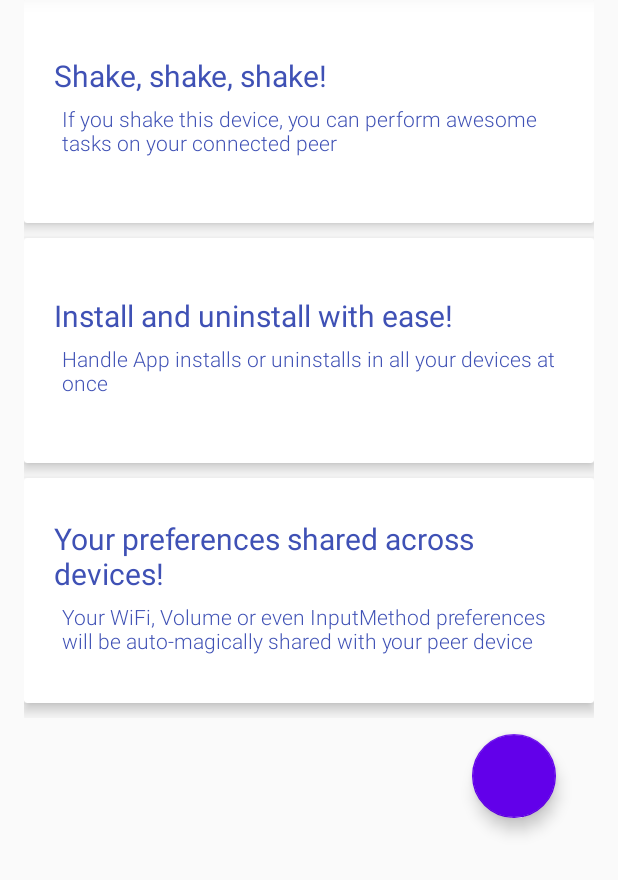
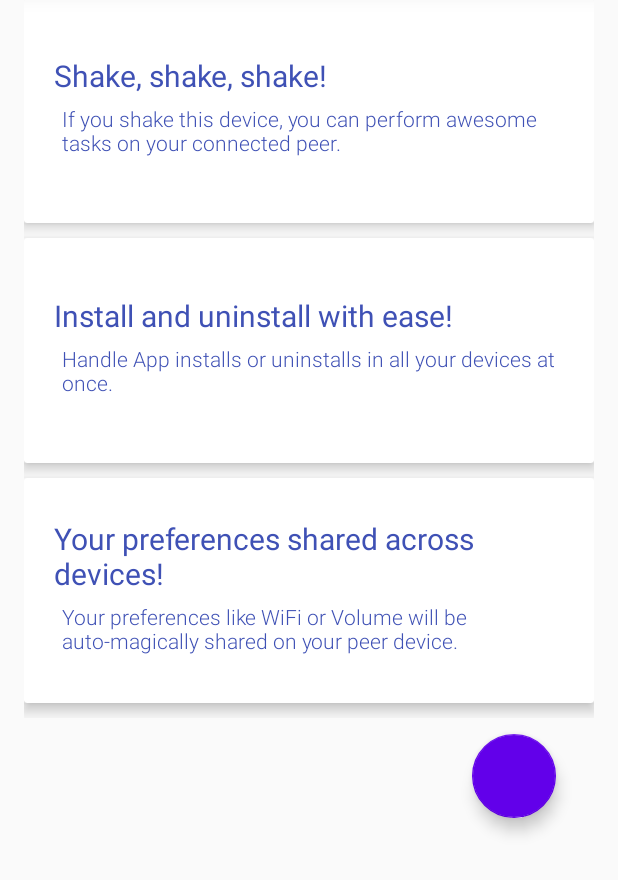
Before and after one commit to SferaDev/HubToDate, an Android app: the layout activity_main.xml on its own in the app's theme, with its tools: preview values and no code run, on a phone screen of 412 x 824 dp, the part 356-1236 px from its top. Run offline under Robolectric (Android 15) with nearby library versions, the phone set to English and light mode, and no system bars; plain views replace FloatingActionButton.

Commit message:
Be nice for God's sake!

```diff
--- a/app/src/main/AndroidManifest.xml
+++ b/app/src/main/AndroidManifest.xml
@@ -12,6 +12,8 @@
     <uses-permission android:name="android.permission.RECEIVE_BOOT_COMPLETED" />
     <uses-permission android:name="android.permission.SYSTEM_ALERT_WINDOW" />
     <uses-permission android:name="android.permission.CHANGE_WIFI_STATE" />
+    <uses-permission android:name="android.permission.READ_PROFILE"/>
+    <uses-permission android:name="android.permission.READ_CONTACTS"/>
     <uses-permission android:name="android.permission.MODIFY_AUDIO_SETTINGS" />
     <uses-permission android:name="android.permission.WRITE_SETTINGS" />
 
--- a/app/src/main/java/com/sferadev/qpair/activity/MainActivity.java
+++ b/app/src/main/java/com/sferadev/qpair/activity/MainActivity.java
@@ -4,6 +4,7 @@ import android.content.DialogInterface;
 import android.content.Intent;
 import android.os.Bundle;
 import android.view.View;
+import android.widget.TextView;
 
 import com.getbase.floatingactionbutton.FloatingActionButton;
 import com.sferadev.qpair.R;
@@ -11,6 +12,7 @@ import com.sferadev.qpair.service.ShakeService;
 
 import static com.sferadev.qpair.utils.Utils.createDialog;
 import static com.sferadev.qpair.utils.Utils.createToast;
+import static com.sferadev.qpair.utils.Utils.getOwnerName;
 import static com.sferadev.qpair.utils.Utils.isServiceRunning;
 import static com.sferadev.qpair.utils.Utils.openURL;
 
@@ -19,6 +21,9 @@ public class MainActivity extends BaseActivity {
     @Override
     protected void onCreate(Bundle savedInstanceState) {
         super.onCreate(savedInstanceState);
+
+        TextView welcomeText = (TextView) findViewById(R.id.info_text_1);
+        welcomeText.setText("Welcome " + getOwnerName() + "!");
 
         FloatingActionButton floatingActionButton = (FloatingActionButton) findViewById(R.id.fab);
         floatingActionButton.setOnClickListener(new View.OnClickListener() {
--- a/app/src/main/res/layout/activity_main.xml
+++ b/app/src/main/res/layout/activity_main.xml
@@ -181,6 +181,6 @@
         android:layout_margin="25dp"
         fab:fab_colorNormal="@color/colorAccent"
         fab:fab_colorPressed="@color/colorPrimary"
-        fab:fab_icon="@drawable/ic_action_communication_forum" />
+        fab:fab_icon="@drawable/ic_action_community" />
 
 </RelativeLayout>
--- a/app/src/main/res/values/strings.xml
+++ b/app/src/main/res/values/strings.xml
@@ -7,11 +7,11 @@
     <!-- Main Content -->
     <string name="main_hello">Welcome to HubToDate!</string>
     <string name="main_shake">Shake, shake, shake!</string>
-    <string name="main_shake_description">If you shake this device, you can perform awesome tasks on your connected peer</string>
+    <string name="main_shake_description">If you shake this device, you can perform awesome tasks on your connected peer.</string>
     <string name="main_app_sync">Install and uninstall with ease!</string>
-    <string name="main_app_sync_description">Handle App installs or uninstalls in all your devices at once</string>
+    <string name="main_app_sync_description">Handle App installs or uninstalls in all your devices at once.</string>
     <string name="main_setting_sync">Your preferences shared across devices!</string>
-    <string name="main_setting_sync_description">Your WiFi, Volume or even InputMethod preferences will be auto-magically shared with your peer device</string>
+    <string name="main_setting_sync_description">Your preferences like WiFi or Volume will be auto-magically shared on your peer device.</string>
 
     <!-- Toasts -->
     <string name="toast_community">Open Community</string>
```
Also changed, not shown: app/src/main/java/com/sferadev/qpair/utils/Utils.java (+18 -0 lines), app/src/main/res/values/styles.xml (+0 -18 lines), app/src/main/res/drawable-hdpi/ic_action_community.png (renamed from app/src/main/res/drawable-hdpi/ic_action_communication_forum.png), app/src/main/res/drawable-mdpi/ic_action_community.png (renamed from app/src/main/res/drawable-mdpi/ic_action_communication_forum.png), app/src/main/res/drawable-xhdpi/ic_action_community.png (renamed from app/src/main/res/drawable-xhdpi/ic_action_communication_forum.png), app/src/main/res/drawable-xxhdpi/ic_action_community.png (renamed from app/src/main/res/drawable-xxhdpi/ic_action_communication_forum.png).
